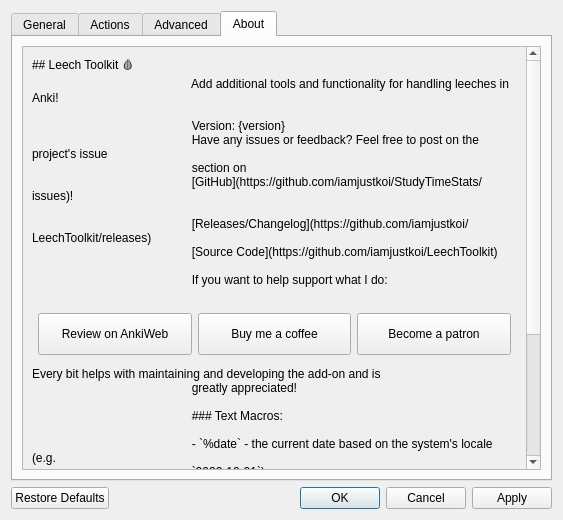
Old version of the form res/ui/options_dialog.ui in the repository iamjustkoi/LeechToolkit.
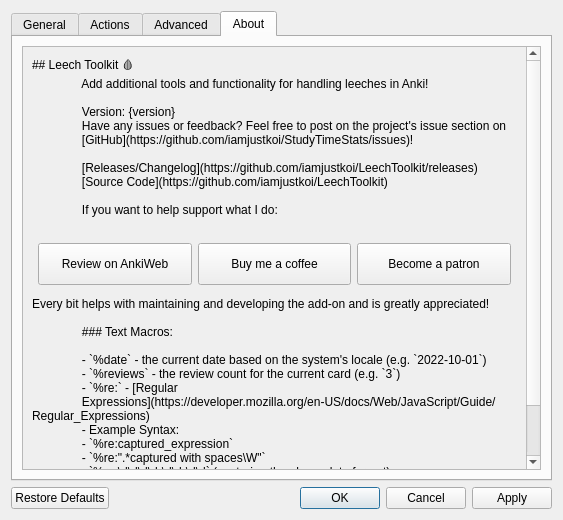
New version of the form. The open tabs and pages were chosen to show the change. Icons and pictures are not drawn.

Commit message: Added text macros to deck move actions

The edit to the form file:
```diff
--- a/res/ui/options_dialog.ui
+++ b/res/ui/options_dialog.ui
@@ -471,17 +471,16 @@
                                         </property>
                                         <property name="text">
                                             <string>## Leech Toolkit 🩸
-                                                Add additional tools and functionality for handling leeches in Anki!
+               Add additional tools and functionality for handling leeches in Anki!
 
-                                                Version: {version}
-                                                Have any issues or feedback? Feel free to post on the project's issue
-                                                section on
-                                                [GitHub](https://github.com/iamjustkoi/StudyTimeStats/issues)!
+               Version: {version}
+               Have any issues or feedback? Feel free to post on the project's issue section on
+               [GitHub](https://github.com/iamjustkoi/StudyTimeStats/issues)!
 
-                                                [Releases/Changelog](https://github.com/iamjustkoi/LeechToolkit/releases)
-                                                [Source Code](https://github.com/iamjustkoi/LeechToolkit)
+               [Releases/Changelog](https://github.com/iamjustkoi/LeechToolkit/releases)
+               [Source Code](https://github.com/iamjustkoi/LeechToolkit)
 
-                                                If you want to help support what I do:
+               If you want to help support what I do:
                                             </string>
                                         </property>
                                         <property name="textFormat">
@@ -643,22 +642,19 @@
                                             </sizepolicy>
                                         </property>
                                         <property name="text">
-                                            <string>Every bit helps with maintaining and developing the add-on and is
-                                                greatly appreciated!
+              <string>Every bit helps with maintaining and developing the add-on and is greatly appreciated!
 
-                                                ### Text Macros:
+               ### Text Macros:
 
-                                                - `%date` - the current date based on the system's locale (e.g.
-                                                `2022-10-01`)
-                                                - `%reviews` - the review count for the current card (e.g. `3`)
-                                                - `%re:` - [Regular
-                                                Expressions](https://developer.mozilla.org/en-US/docs/Web/JavaScript/Guide/Regular_Expressions)
-                                                - Example Syntax:
-                                                - `%re:captured_expression`
-                                                - `%re:&quot;.*captured with spaces\W&quot;`
-                                                - `%re:\d\d\d\d-\d\d-\d\d` (capturing the above date format)
-                                                - `%%` - single % (e.g. `%%reviews` outputs `%reviews` instead of
-                                                applying the macro)
+               - `%date` - the current date based on the system's locale (e.g. `2022-10-01`)
+               - `%reviews` - the review count for the current card (e.g. `3`)
+               - `%re:` - [Regular
+               Expressions](https://developer.mozilla.org/en-US/docs/Web/JavaScript/Guide/Regular_Expressions)
+               - Example Syntax:
+               - `%re:captured_expression`
+               - `%re:&quot;.*captured with spaces\W&quot;`
+               - `%re:\d\d\d\d-\d\d-\d\d` (capturing the above date format)
+               - `%%` - single % (e.g. `%%reviews` outputs `%reviews` instead of applying the macro)
                                             </string>
                                         </property>
                                         <property name="textFormat">
```
Left out of the diff: 60 changed lines with no effect on the pictures. Lines whose indentation alone changed are shown as unchanged. The commit also changes 1 other file.
